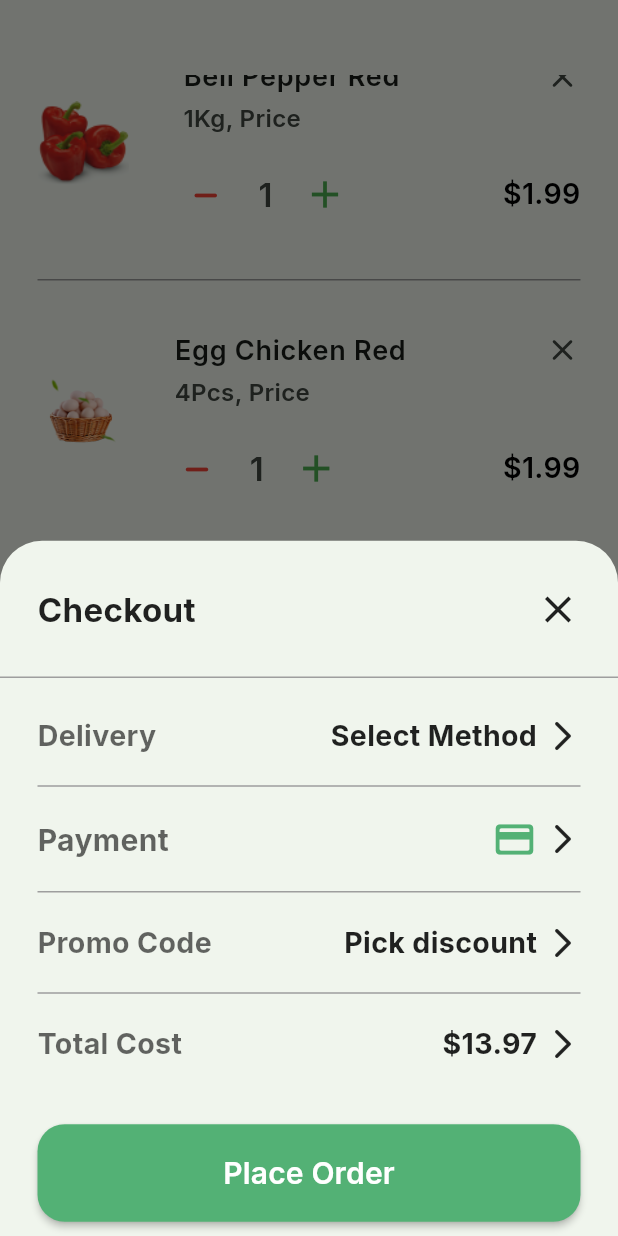
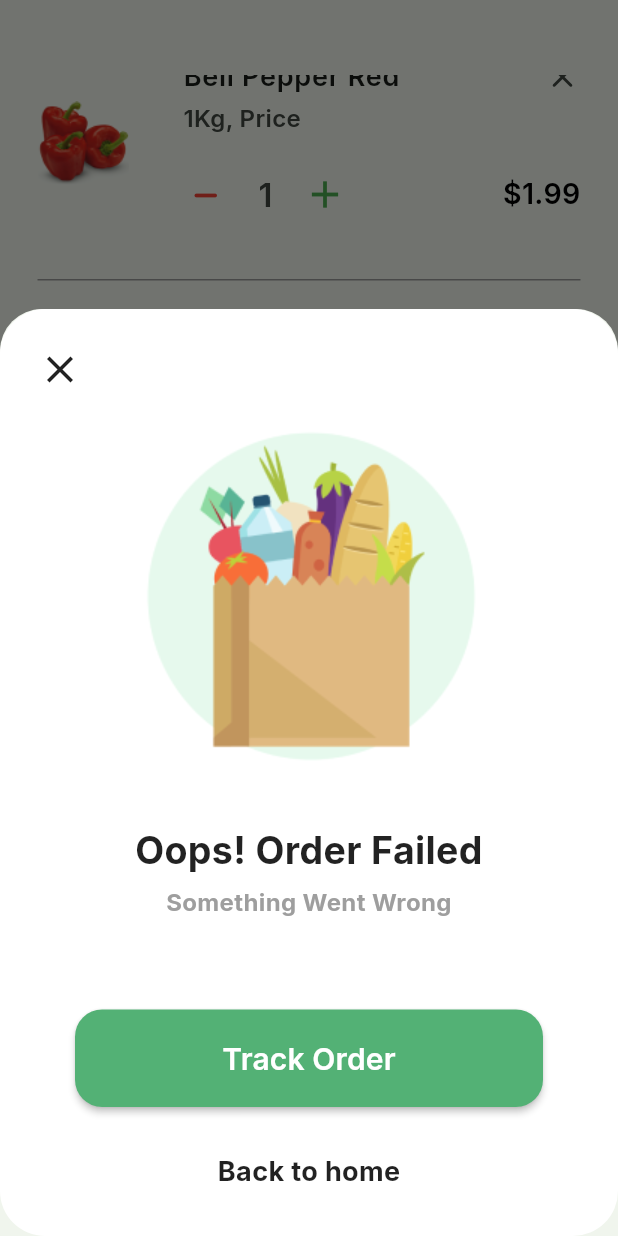
Before and after one commit to mohamed3sman/grocery_app, a Flutter app: the CartView screen opened directly, scrolled down 112 dp, after a tap on "Go to Chackout", on a phone screen of 412 x 824 dp. Run offline on Flutter 3.47's test engine with Material 2 defaults, Android fonts, the phone set to English and light mode, and no system bars; our stand-ins replace animate_do, google_fonts, intl_phone_field; missing offline and left inert: flutter_verification_code; statements that could not run were skipped.

Commit message:
order failed bottom sheet done

```diff
--- a/lib/views/cart_view/widgets/cart_view_body.dart
+++ b/lib/views/cart_view/widgets/cart_view_body.dart
@@ -116,7 +116,23 @@ class _CartViewBodyState extends State<CartViewBody> {
                   DefaultButton(
                     text: 'Go to Chackout',
                     onPressed: () {
-                      showModalBottomSheet(
+                      PaidFailedBottomSheet(context);
+                    },
+                  ),
+                  const SizedBox(
+                    height: 20,
+                  ),
+                ],
+              ),
+            ),
+          ],
+        ),
+      ),
+    );
+  }
+
+  Future<dynamic> PaidSuccessfullyBottomSheet(BuildContext context) {
+    return showModalBottomSheet(
         context: context,
         builder: (context) {
           return SizedBox(
@@ -124,11 +140,9 @@ class _CartViewBodyState extends State<CartViewBody> {
             child: Column(
               children: [
                 const Padding(
-                                    padding: EdgeInsets.symmetric(
-                                        vertical: 30, horizontal: 25),
+                  padding: EdgeInsets.symmetric(vertical: 30, horizontal: 25),
                   child: Row(
-                                      mainAxisAlignment:
-                                          MainAxisAlignment.spaceBetween,
+                    mainAxisAlignment: MainAxisAlignment.spaceBetween,
                     children: [
                       Text(
                         'Checkout',
@@ -154,8 +168,7 @@ class _CartViewBodyState extends State<CartViewBody> {
                   height: 25,
                 ),
                 Padding(
-                                    padding: const EdgeInsets.symmetric(
-                                        horizontal: 25),
+                  padding: const EdgeInsets.symmetric(horizontal: 25),
                   child: Column(
                     children: [
                       const CheckoutBottomSheetContainer(
@@ -163,8 +176,7 @@ class _CartViewBodyState extends State<CartViewBody> {
                         subTitle: 'Select Method',
                       ),
                       const Padding(
-                                          padding: EdgeInsets.symmetric(
-                                              vertical: 20),
+                        padding: EdgeInsets.symmetric(vertical: 20),
                         child: Divider(
                           color: Colors.grey,
                           endIndent: 0,
@@ -173,16 +185,14 @@ class _CartViewBodyState extends State<CartViewBody> {
                         ),
                       ),
                       Row(
-                                          mainAxisAlignment:
-                                              MainAxisAlignment.spaceBetween,
+                        mainAxisAlignment: MainAxisAlignment.spaceBetween,
                         children: [
                           Text(
                             'Payment',
                             style: TextStyle(
                                 fontSize: 20,
                                 fontWeight: FontWeight.w700,
-                                                  color: Colors.black
-                                                      .withOpacity(0.6)),
+                                color: Colors.black.withOpacity(0.6)),
                           ),
                           const Row(
                             children: [
@@ -195,16 +205,14 @@ class _CartViewBodyState extends State<CartViewBody> {
                                 width: 5,
                               ),
                               Icon(
-                                                  Icons
-                                                      .arrow_forward_ios_rounded,
+                                Icons.arrow_forward_ios_rounded,
                               ),
                             ],
                           ),
                         ],
                       ),
                       const Padding(
-                                          padding: EdgeInsets.symmetric(
-                                              vertical: 20),
+                        padding: EdgeInsets.symmetric(vertical: 20),
                         child: Divider(
                           color: Colors.grey,
                           endIndent: 0,
@@ -217,8 +225,7 @@ class _CartViewBodyState extends State<CartViewBody> {
                         subTitle: 'Pick discount',
                       ),
                       const Padding(
-                                          padding: EdgeInsets.symmetric(
-                                              vertical: 20),
+                        padding: EdgeInsets.symmetric(vertical: 20),
                         child: Divider(
                           color: Colors.grey,
                           endIndent: 0,
@@ -237,8 +244,7 @@ class _CartViewBodyState extends State<CartViewBody> {
                           text: 'Place Order',
                           onPressed: () {
                             Navigator.push(context,
-                                                  MaterialPageRoute(
-                                                      builder: (context) {
+                                MaterialPageRoute(builder: (context) {
                               return const PaidSuccessView();
                             }));
                           })
@@ -249,17 +255,83 @@ class _CartViewBodyState extends State<CartViewBody> {
             ),
           );
         });
-                    },
+  }
+}
+
+Future<dynamic> PaidFailedBottomSheet(BuildContext context) {
+  return showModalBottomSheet(
+      context: context,
+      isScrollControlled: true,
+      builder: (context) {
+        return Container(
+          height: MediaQuery.of(context).size.height * 0.75,
+          width: double.infinity,
+          padding: const EdgeInsets.all(25),
+          decoration: BoxDecoration(
+            color: Colors.white,
+            borderRadius: BorderRadius.circular(30),
           ),
-                  const SizedBox(
-                    height: 20,
-                  ),
-                ],
+          child: Column(
+            children: [
+              Row(
+                mainAxisAlignment: MainAxisAlignment.start,
+                children: [
+                  GestureDetector(
+                    onTap: () {},
+                    child: const Icon(
+                      Icons.close,
+                      size: 30,
                     ),
                   ),
                 ],
               ),
+              const SizedBox(
+                height: 25,
+              ),
+              Center(child: Image.asset('assets/images/order-failed.png')),
+              const SizedBox(
+                height: 40,
+              ),
+              SizedBox(
+                width: MediaQuery.of(context).size.width * 0.8,
+                child: const Text(
+                  textAlign: TextAlign.center,
+                  'Oops! Order Failed',
+                  style: TextStyle(
+                    fontSize: 25,
+                    fontWeight: FontWeight.w700,
+                  ),
+                ),
+              ),
+              const SizedBox(
+                height: 5,
+              ),
+              SizedBox(
+                width: MediaQuery.of(context).size.width * 0.75,
+                child: const Text(
+                  textAlign: TextAlign.center,
+                  'Something Went Wrong',
+                  style: TextStyle(
+                    fontSize: 16,
+                    fontWeight: FontWeight.w700,
+                    color: Colors.grey,
+                  ),
+                ),
+              ),
+              Padding(
+                padding: const EdgeInsets.only(
+                    top: 60, bottom: 30, left: 25, right: 25),
+                child: DefaultButton(text: 'Track Order', onPressed: () {}),
+              ),
+              const Text(
+                'Back to home',
+                style: TextStyle(
+                  fontSize: 18,
+                  fontWeight: FontWeight.w700,
+                ),
+              ),
+            ],
           ),
         );
+      });
 }
-}
```
Also changed, not shown: assets/images/order-failed.png (added). Lines whose indentation alone changed are shown as unchanged.
